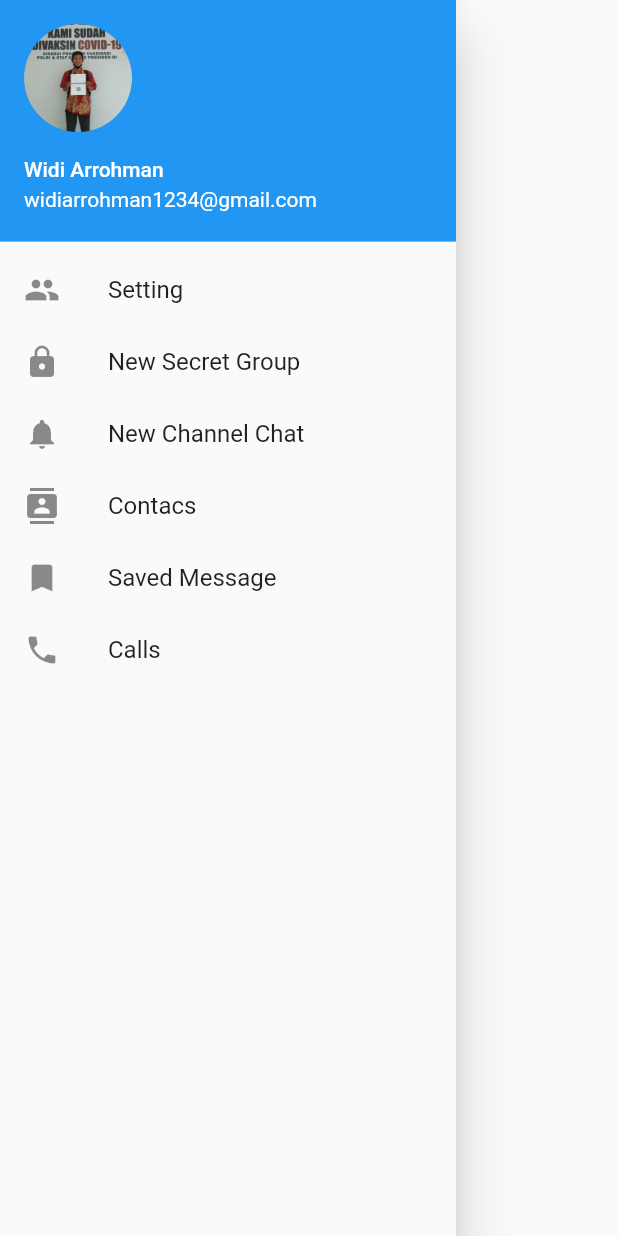
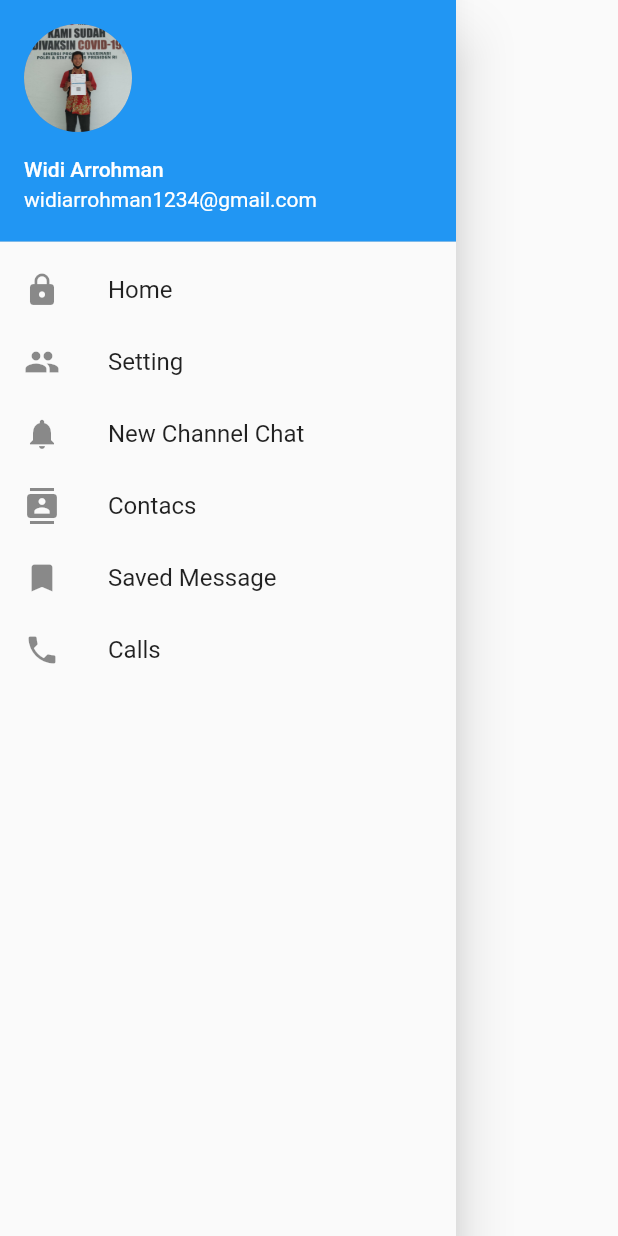
Before and after one commit to StartUpTech21/google_maps2, a Flutter app: the DrawerScreen widget shown alone on an empty page, opened directly, on a phone screen of 412 x 824 dp. Run offline on Flutter 3.47's test engine with Material 2 defaults, Android fonts, the phone set to English and light mode, and no system bars; our stand-ins replace google_maps_flutter; missing offline and left inert: permission.

Commit message:
Update Drawer.dart

```diff
--- a/lib/Drawer.dart
+++ b/lib/Drawer.dart
@@ -1,4 +1,5 @@
 import 'package:flutter/material.dart';
+import 'package:google_maps2/main.dart';
 
 import 'setting.dart';
 
@@ -22,6 +23,15 @@ class DrawerScreenState extends State<DrawerScreen> {
             accountEmail: Text("widiarrohman1234@gmail.com"),
           ),
           DrawerListTile(
+            iconData: Icons.lock,
+            title: "Home",
+            onTilePressed: () => Navigator.of(context).push(
+              MaterialPageRoute(
+                builder: (BuildContext context) => const MyApp(),
+              ),
+            ),
+          ),
+          DrawerListTile(
             iconData: Icons.group,
             title: "Setting",
             onTilePressed: () => Navigator.of(context).push(
@@ -29,11 +39,6 @@ class DrawerScreenState extends State<DrawerScreen> {
                 builder: (BuildContext context) => const Setting(),
               ),
             ),
-          ),
-          DrawerListTile(
-            iconData: Icons.lock,
-            title: "New Secret Group",
-            onTilePressed: () {},
           ),
           DrawerListTile(
             iconData: Icons.notifications,
```
